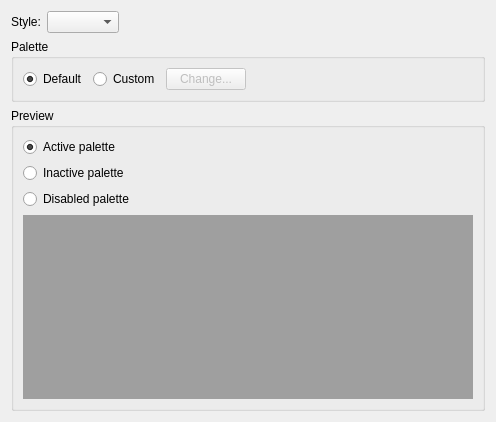
Martchus/qt5ct, file qt5ct/src/qt5ct/appearancepage.ui: the form before one commit.
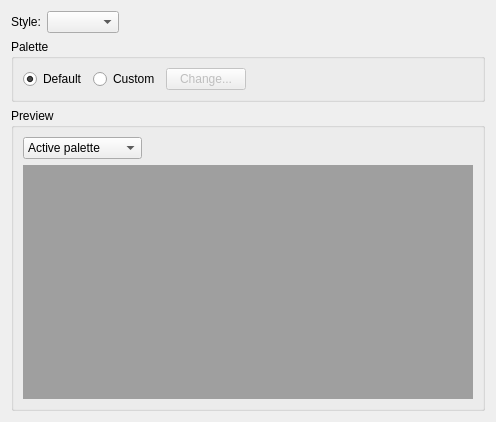
The form after the commit.

Diff of the .ui file:
```diff
--- a/qt5ct/src/qt5ct/appearancepage.ui
+++ b/qt5ct/src/qt5ct/appearancepage.ui
@@ -28,16 +28,38 @@
      </property>
      <layout class="QGridLayout" name="gridLayout">
       <item row="0" column="0">
-       <widget class="QRadioButton" name="activePaletteButton">
-        <property name="text">
-         <string>Active palette</string>
-        </property>
-        <property name="checked">
-         <bool>true</bool>
-        </property>
+       <widget class="QComboBox" name="paletteComboBox">
+        <item>
+         <property name="text">
+          <string>Active palette</string>
+         </property>
+        </item>
+        <item>
+         <property name="text">
+          <string>Inactive palette</string>
+         </property>
+        </item>
+        <item>
+         <property name="text">
+          <string>Disabled palette</string>
+         </property>
+        </item>
        </widget>
       </item>
-      <item row="3" column="0" colspan="4">
+      <item row="0" column="1">
+       <spacer name="horizontalSpacer_2">
+        <property name="orientation">
+         <enum>Qt::Horizontal</enum>
+        </property>
+        <property name="sizeHint" stdset="0">
+         <size>
+          <width>82</width>
+          <height>20</height>
+         </size>
+        </property>
+       </spacer>
+      </item>
+      <item row="1" column="0" colspan="2">
        <widget class="QMdiArea" name="mdiArea">
         <property name="tabsMovable">
          <bool>false</bool>
@@ -119,33 +141,6 @@
         </widget>
        </widget>
       </item>
-      <item row="1" column="0">
-       <widget class="QRadioButton" name="inactivePaletteButton">
-        <property name="text">
-         <string>Inactive palette</string>
-        </property>
-       </widget>
-      </item>
-      <item row="2" column="0">
-       <widget class="QRadioButton" name="disabledPaletteButton">
-        <property name="text">
-         <string>Disabled palette</string>
-        </property>
-       </widget>
-      </item>
-      <item row="0" column="3" rowspan="3">
-       <spacer name="horizontalSpacer_2">
-        <property name="orientation">
-         <enum>Qt::Horizontal</enum>
-        </property>
-        <property name="sizeHint" stdset="0">
-         <size>
-          <width>82</width>
-          <height>20</height>
-         </size>
-        </property>
-       </spacer>
-      </item>
      </layout>
     </widget>
    </item>
```
